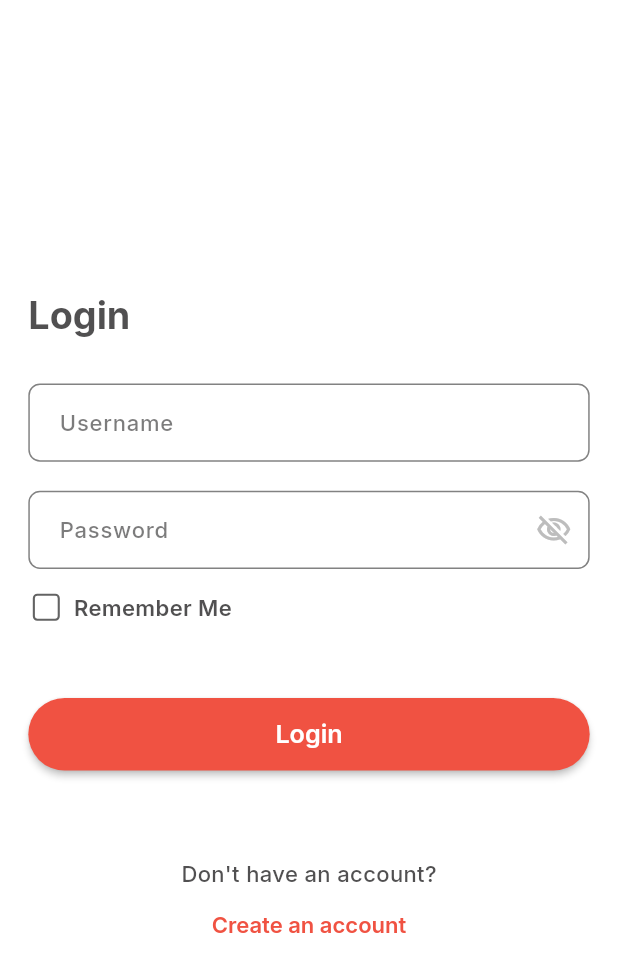
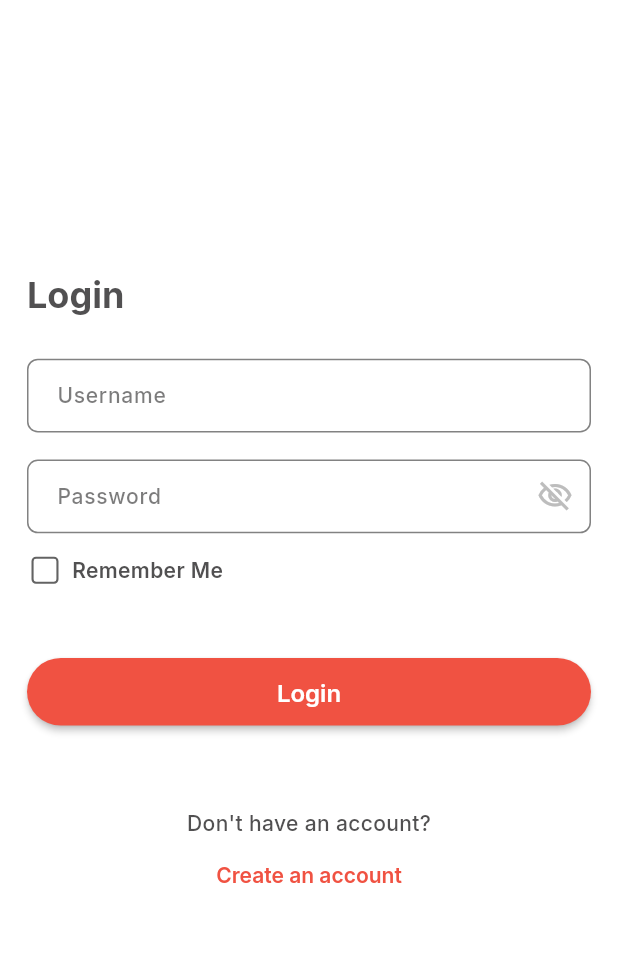
Before and after one commit to bishal-rumba007/catering-service-app, a Flutter app: the screen it shows after launch, on a phone screen of 412 x 824 dp. Shown: the top 972 px of the screen. Run offline on Flutter 3.47's test engine with Material 3 defaults, Android fonts, the phone set to English and light mode, and no system bars; our stand-ins replace cloud_firestore, firebase_auth, firebase_core, firebase_storage, flutter_chat_types, flutter_riverpod and 5 more; missing offline and left inert: flutter_chat_ui, flutter_firebase_chat_core; accounts and stored records are empty.

Commit message:
update device height, width

```diff
--- a/lib/src/app.dart
+++ b/lib/src/app.dart
@@ -11,7 +11,7 @@ class MainApp extends StatelessWidget {
   @override
   Widget build(BuildContext context) {
     return ScreenUtilInit(
-      designSize: const Size(393, 851),
+      designSize: const Size(412, 915),
       builder: (context, child) {
         return MaterialApp(
           debugShowCheckedModeBanner: false,
```
